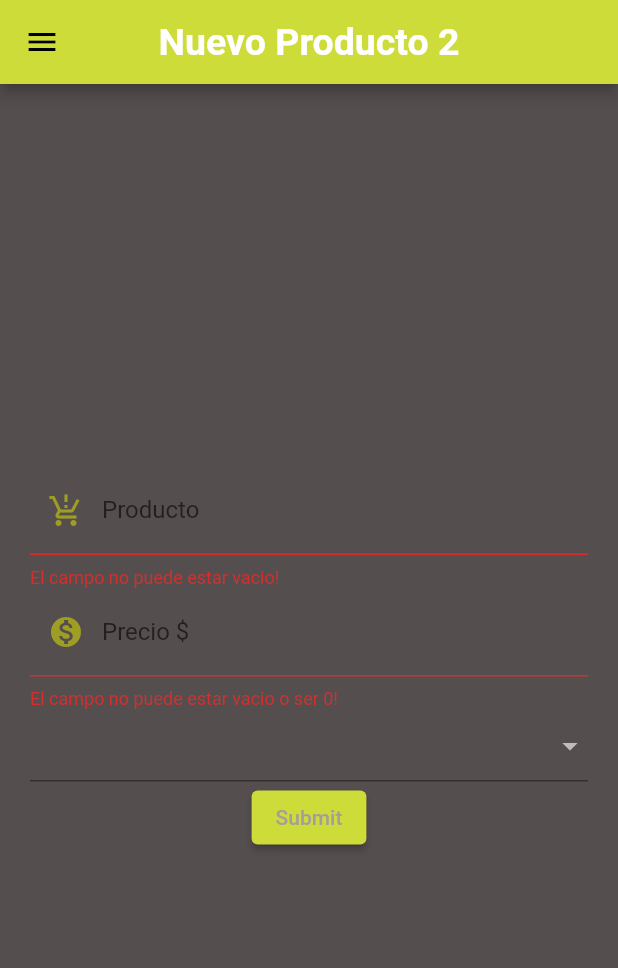
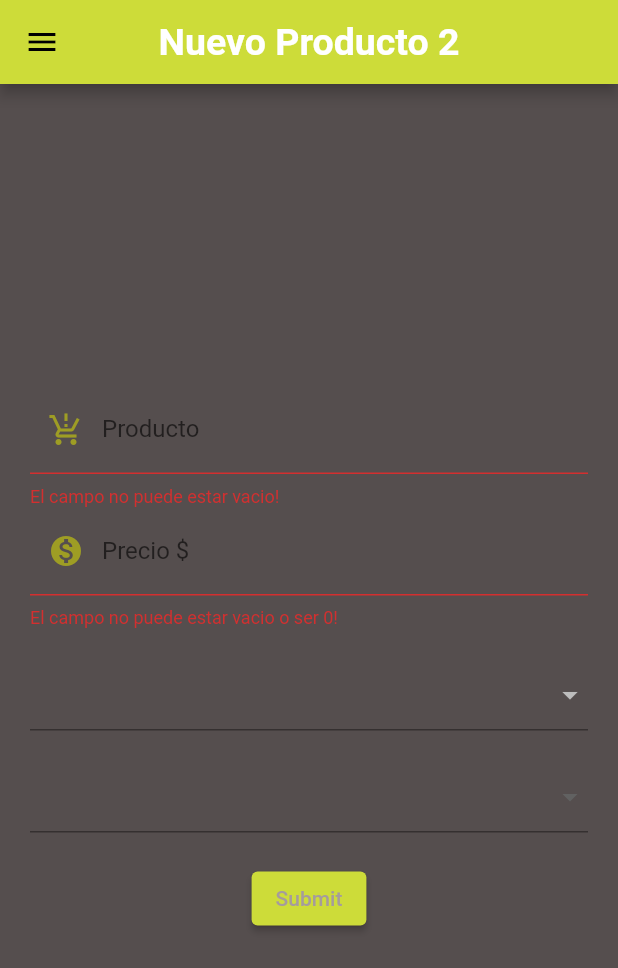
Before and after one commit to SeraPinaBarranco/precios, a Flutter app: the FrmProductos2 screen opened by its route, on a phone screen of 412 x 824 dp. Shown: the top 968 px of the screen. Run offline on Flutter 3.47's test engine with Material 2 defaults, Android fonts, the phone set to English and light mode, and no system bars; our stand-ins replace cached_network_image, sqflite; accounts and stored records are empty.

```diff
--- a/lib/model/db.dart
+++ b/lib/model/db.dart
@@ -13,6 +13,7 @@ class DB {
                                 "id"	INTEGER,
                                 "nombre"	TEXT,
                                 "precio"	INTEGER,
+                                "categoria" TEXT,
                                 "fecha" TEXT,
                                 "tienda"	INTEGER,
                               PRIMARY KEY("id" AUTOINCREMENT),
@@ -24,7 +25,7 @@ class DB {
   }
 
   static Future<sql.Database> db() async {
-    return sql.openDatabase('productos.db', version: 4,
+    return sql.openDatabase('productos.db', version: 5,
         onCreate: (sql.Database database, version) async {
       await createTables(database);
     });
@@ -49,13 +50,14 @@ class DB {
   }
 
   static Future<int> crearProducto(
-      String nombre, double precio, String fecha, int tienda) async {
+      String nombre, double precio, String fecha, String? categoria, int tienda) async {
     final db = await DB.db();
     final data = {
-      'nombre': nombre,
-      'precio': precio,
-      'fecha': fecha,
-      'tienda': tienda
+      'nombre'   : nombre,
+      'precio'   : precio,
+      'fecha'    : fecha,
+      'categoria':categoria,
+      'tienda'   : tienda
     };
     final idR = await db.insert('productos', data,
         conflictAlgorithm: sql.ConflictAlgorithm.replace);
--- a/lib/pages/frm_productos2.dart
+++ b/lib/pages/frm_productos2.dart
@@ -1,6 +1,5 @@
-import 'dart:async';
+import 'package:flutter/material.dart';
 
-import 'package:flutter/material.dart';
 import 'package:precios/provider/productos_provider.dart';
 import 'package:precios/ui/custom_drawer.dart';
 import 'package:precios/ui/input_decorations.dart';
@@ -8,12 +7,25 @@ import 'package:provider/provider.dart';
 
 import '../themes/scaffold_text_style.dart';
 
+final lista = [
+  'Pollo',
+  'Ternera',
+  'Cerdo',
+  'Conejo',
+  'Verduras',
+  'Pescado',
+  'Yogures',
+  'Leche',
+  'Envasados'
+];
+
 class FrmProductos2 extends StatelessWidget {
   const FrmProductos2({super.key});
 
   @override
   Widget build(BuildContext context) {
     return Scaffold(
+      resizeToAvoidBottomInset: false,
       drawer: const CustomDrawer(),
       backgroundColor: Theme.of(context).backgroundColor,
       appBar: AppBar(
@@ -40,6 +52,8 @@ class ProductsForm extends StatefulWidget {
 class _ProductsFormState extends State<ProductsForm> {
   @override
   Widget build(BuildContext context) {
+    final c = [...lista];
+
     final formProvider = Provider.of<ProductosProvider>(context);
     String nombre = "";
     String precio = "";
@@ -73,7 +87,6 @@ class _ProductsFormState extends State<ProductsForm> {
 
               //*CAMPO PRECIO
               TextFormField(
-
                   autovalidateMode: AutovalidateMode.always,
                   onChanged: (value) => value.isNotEmpty
                       ? formProvider.setPrecio(double.parse(value))
@@ -90,6 +103,10 @@ class _ProductsFormState extends State<ProductsForm> {
                       labelText: "Precio \$",
                       prefixIcon: Icons.monetization_on)),
 
+              const SizedBox(
+                height: 20,
+              ),
+
               //LISTADO TIENDAS
               DropdownButtonFormField(
                 onChanged: (value) {
@@ -103,12 +120,34 @@ class _ProductsFormState extends State<ProductsForm> {
                 }).toList(),
               ),
 
+              const SizedBox(
+                height: 20,
+              ),
+
+              //LISTADO CATEGORIAS
+              DropdownButtonFormField(
+                onChanged: (value) {
+                  formProvider.setCategoria(value ?? "Sin categoria");
+                },
+                items: c.map<DropdownMenuItem<String>>((String value) {
+                  return DropdownMenuItem<String>(
+                    value: value,
+                    child: Text(value),
+                  );
+                }).toList(),
+              ),
+
+              const SizedBox(
+                height: 20,
+              ),
+
               ElevatedButton(
                 onPressed: () async {
                   if (formProvider.isValidForm()) {
                     final resp = await formProvider.grabarProducto(
                         nombre: formProvider.getNombre,
                         precio: formProvider.getPrecio,
+                        categoria: formProvider.getCategoria,
                         tienda: int.parse(formProvider.valorCombo));
                     //if (resp == 1) {
                     formProvider.setNombre("");
--- a/lib/provider/productos_provider.dart
+++ b/lib/provider/productos_provider.dart
@@ -3,24 +3,33 @@ import 'package:precios/model/db.dart';
 
 class ProductosProvider extends ChangeNotifier {
   //final db = DB.db();
+  ProductosProvider() {
+    cargarProductos();
+  }
 
   GlobalKey<FormState> formKey = GlobalKey<FormState>();
 
   List<Map<String, dynamic>> tiendas = [];
-  List<Map<String, dynamic>> _productosList = [];
+  List<Map<String, dynamic>> productosList = [];
 
   String valorCombo = "";
   String _valorCombo = "";
 
   String _nombre = "";
   double _precio = 0;
+  String _categoria = "";
 
   get getNombre => _nombre;
   get getPrecio => _precio;
+  get getCategoria => _categoria;
+
+  setCategoria(String c) {
+    _categoria = c;
+  }
 
   List<Map<String, dynamic>> get getProductos {
-    print(_productosList);
-    return _productosList;
+    print(productosList);
+    return productosList;
   }
 
   initialValueNombre() {}
@@ -53,9 +62,9 @@ class ProductosProvider extends ChangeNotifier {
 
   cargarProductos() async {
     final p = await DB.getProductos();
-    _productosList = p;
+    productosList = p;
 
-    //notifyListeners();
+    notifyListeners();
   }
 
   List<Map<String, dynamic>> getTiendas() {
@@ -74,10 +83,12 @@ class ProductosProvider extends ChangeNotifier {
   Future<int> grabarProducto(
       {required String nombre,
       required double precio,
+      String? categoria,
       required int tienda}) async {
     String fecha =
         "${DateTime.now().day}/${DateTime.now().month}/${DateTime.now().year}";
-    int res = await DB.crearProducto(nombre, precio, fecha, tienda);
+    int res = await DB.crearProducto(nombre, precio, fecha, categoria, tienda);
+    cargarProductos();
     return res;
   }
 }
```
Also changed, not shown: lib/pages/productos_list.dart (+20 -8 lines), lib/pages/tiendas_list2.dart (+7 -3 lines).
